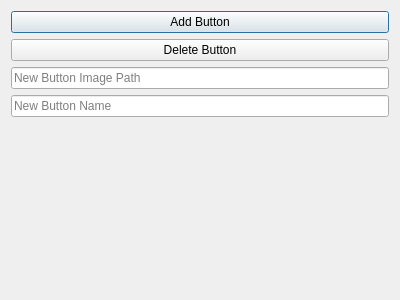
Above: RetroArchOverlayEditor/overlayfunctions.ui from meepingsnesroms/RetroArchOverlayEditor before the change. Below: the same form after it.
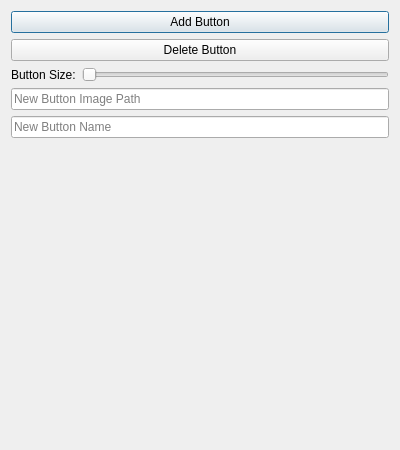
That is the form after the change.

```diff
--- a/RetroArchOverlayEditor/overlayfunctions.ui
+++ b/RetroArchOverlayEditor/overlayfunctions.ui
@@ -7,7 +7,7 @@
     <x>0</x>
     <y>0</y>
     <width>400</width>
-    <height>300</height>
+    <height>450</height>
    </rect>
   </property>
   <property name="windowTitle">
@@ -28,6 +28,24 @@
      </property>
     </widget>
    </item>
+   <item>
+    <layout class="QHBoxLayout" name="buttonSizeContainer">
+     <item>
+      <widget class="QLabel" name="label">
+       <property name="text">
+        <string>Button Size:</string>
+       </property>
+      </widget>
+     </item>
+     <item>
+      <widget class="QSlider" name="buttonSize">
+       <property name="orientation">
+        <enum>Qt::Horizontal</enum>
+       </property>
+      </widget>
+     </item>
+    </layout>
+   </item>
    <item>
     <widget class="QLineEdit" name="newButtonImagePath">
      <property name="text">
```
